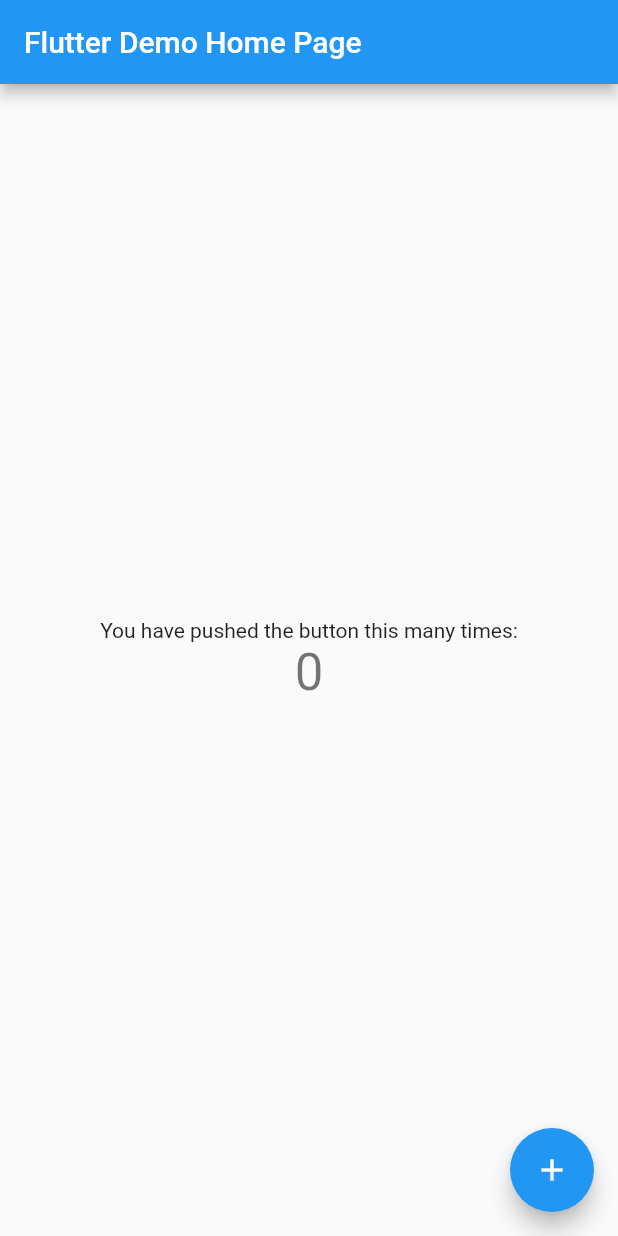
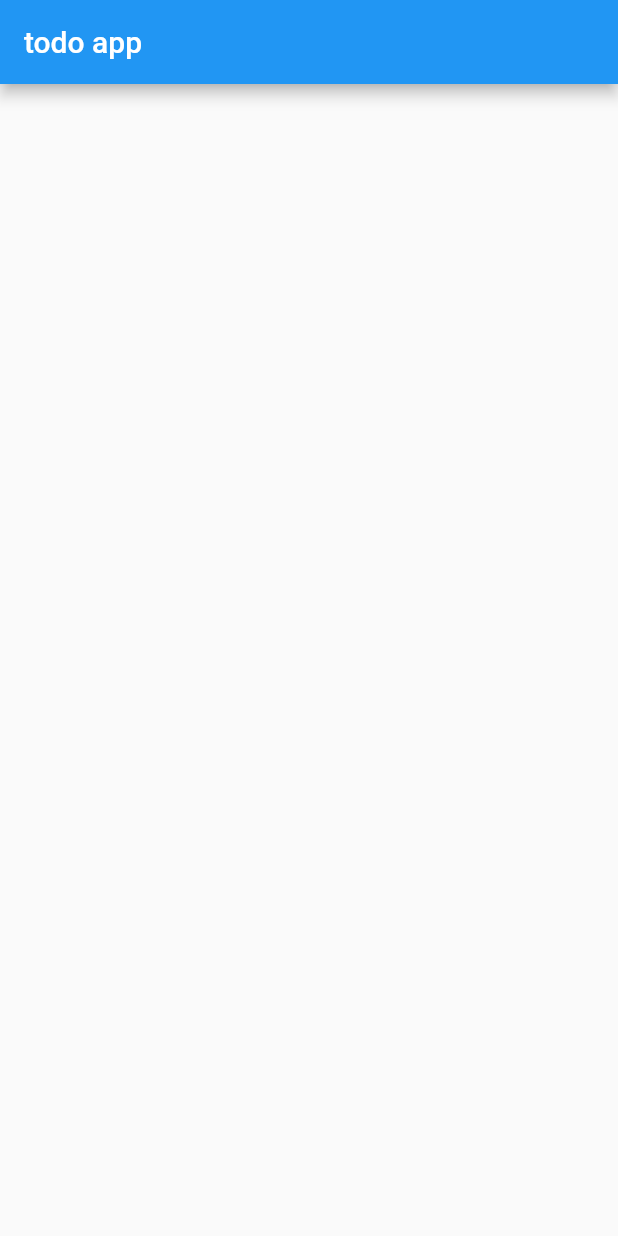
Before and after one commit to majharul-islam181/todo_nodejs_mongodb, a Flutter app: the screen it shows after launch, on a phone screen of 412 x 824 dp. Run offline on Flutter 3.47's test engine with Material 2 defaults, Android fonts, the phone set to English and light mode, and no system bars.

Commit message:
creating home page

```diff
--- /dev/null
+++ b/lib/home_page.dart
@@ -0,0 +1,15 @@
+import 'package:flutter/material.dart';
+import 'package:flutter/src/widgets/framework.dart';
+import 'package:flutter/src/widgets/placeholder.dart';
+
+class home_page extends StatelessWidget {
+  const home_page({super.key});
+
+  @override
+  Widget build(BuildContext context) {
+    return Scaffold(
+      appBar: AppBar(title: const Text('todo app')),
+
+    );
+  }
+}
--- a/lib/main.dart
+++ b/lib/main.dart
@@ -1,17 +1,17 @@
 import 'package:flutter/material.dart';
+import 'package:todo_nodejs_mongodb/home_page.dart';
 
 void main() {
   runApp(const MyApp());
 }
-
+//this is normal things to do every where.
 class MyApp extends StatelessWidget {
   const MyApp({super.key});
 
-  // This widget is the root of your application.
   @override
   Widget build(BuildContext context) {
     return MaterialApp(
-      title: 'Flutter Demo',
+      title: 'T0D0 App',
       theme: ThemeData(
         // This is the theme of your application.
         //
@@ -24,92 +24,7 @@
         // is not restarted.
         primarySwatch: Colors.blue,
       ),
-      home: const MyHomePage(title: 'Flutter Demo Home Page'),
+      home: home_page()
     );
   }
 }
-
-class MyHomePage extends StatefulWidget {
-  const MyHomePage({super.key, required this.title});
-
-  // This widget is the home page of your application. It is stateful, meaning
-  // that it has a State object (defined below) that contains fields that affect
-  // how it looks.
-
-  // This class is the configuration for the state. It holds the values (in this
-  // case the title) provided by the parent (in this case the App widget) and
-  // used by the build method of the State. Fields in a Widget subclass are
-  // always marked "final".
-
-  final String title;
-
-  @override
-  State<MyHomePage> createState() => _MyHomePageState();
-}
-
-class _MyHomePageState extends State<MyHomePage> {
-  int _counter = 0;
-
-  void _incrementCounter() {
-    setState(() {
-      // This call to setState tells the Flutter framework that something has
-      // changed in this State, which causes it to rerun the build method below
-      // so that the display can reflect the updated values. If we changed
-      // _counter without calling setState(), then the build method would not be
-      // called again, and so nothing would appear to happen.
-      _counter++;
-    });
-  }
-
-  @override
-  Widget build(BuildContext context) {
-    // This method is rerun every time setState is called, for instance as done
-    // by the _incrementCounter method above.
-    //
-    // The Flutter framework has been optimized to make rerunning build methods
-    // fast, so that you can just rebuild anything that needs updating rather
-    // than having to individually change instances of widgets.
-    return Scaffold(
-      appBar: AppBar(
-        // Here we take the value from the MyHomePage object that was created by
-        // the App.build method, and use it to set our appbar title.
-        title: Text(widget.title),
-      ),
-      body: Center(
-        // Center is a layout widget. It takes a single child and positions it
-        // in the middle of the parent.
-        child: Column(
-          // Column is also a layout widget. It takes a list of children and
-          // arranges them vertically. By default, it sizes itself to fit its
-          // children horizontally, and tries to be as tall as its parent.
-          //
-          // Invoke "debug painting" (press "p" in the console, choose the
-          // "Toggle Debug Paint" action from the Flutter Inspector in Android
-          // Studio, or the "Toggle Debug Paint" command in Visual Studio Code)
-          // to see the wireframe for each widget.
-          //
-          // Column has various properties to control how it sizes itself and
-          // how it positions its children. Here we use mainAxisAlignment to
-          // center the children vertically; the main axis here is the vertical
-          // axis because Columns are vertical (the cross axis would be
-          // horizontal).
-          mainAxisAlignment: MainAxisAlignment.center,
-          children: <Widget>[
-            const Text(
-              'You have pushed the button this many times:',
-            ),
-            Text(
-              '$_counter',
-              style: Theme.of(context).textTheme.headlineMedium,
-            ),
-          ],
-        ),
-      ),
-      floatingActionButton: FloatingActionButton(
-        onPressed: _incrementCounter,
-        tooltip: 'Increment',
-        child: const Icon(Icons.add),
-      ), // This trailing comma makes auto-formatting nicer for build methods.
-    );
-  }
-}
```
